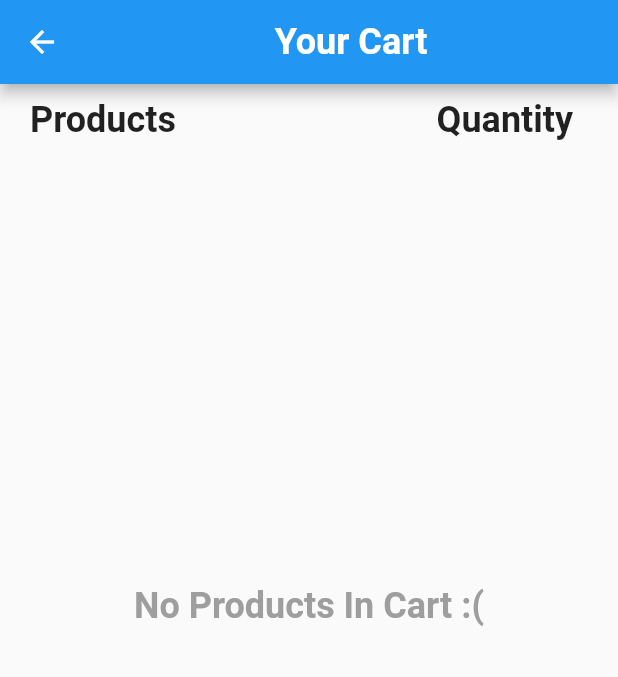
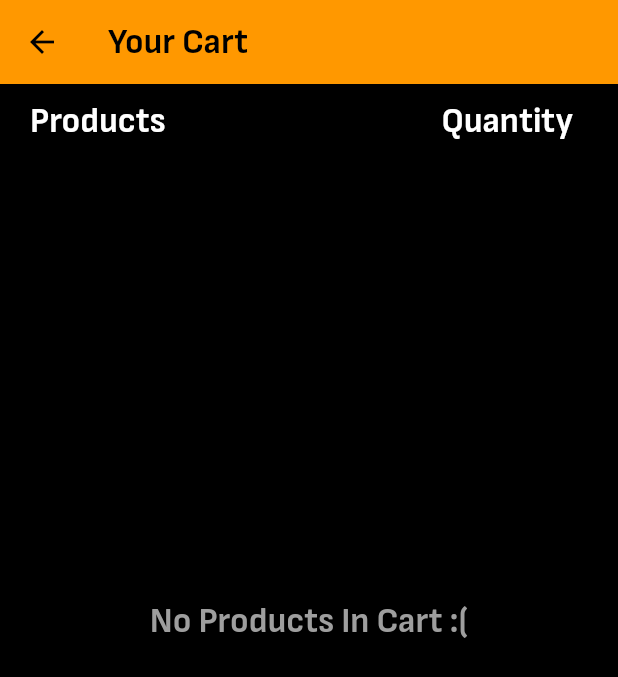
Before and after one commit to ed-henrique/shopping-app-cacc, a Flutter app: the screen it shows after launch, scrolled down 576 dp, after a tap on "Go to Cart", on a phone screen of 412 x 824 dp. Shown: the top 677 px of the screen. Run offline on Flutter 3.47's test engine with Material 2 defaults, Android fonts, the phone set to English and light mode, and no system bars; our stand-ins replace get, qr_flutter; missing offline and left inert: pix_flutter.

Commit message:
Fix cart overflow issues 1
Signed-off-by: Eduardo Henrique <edu.hen.fm@gmail.com>

```diff
--- a/lib/main.dart
+++ b/lib/main.dart
@@ -4,20 +4,23 @@ import 'package:get/get.dart';
 import 'screens/catalog_screen.dart';
 
 void main() {
-  runApp(const GetMaterialApp(home: MyApp()));
-}
-
-class MyApp extends StatelessWidget {
-  const MyApp({super.key});
-
-  @override
-  Widget build(BuildContext context) {
-    return MaterialApp(
+  runApp(
+    GetMaterialApp(
       title: 'CACC Shopping App',
       theme: ThemeData(
-          //fontFamily: 'SofiaSansSemiCondensed',
+        fontFamily: 'SofiaSansSemiCondensed',
+        primarySwatch: Colors.orange,
+        scaffoldBackgroundColor: Colors.black,
+        textTheme: const TextTheme(
+          bodyText2: TextStyle(
+            color: Colors.white,
           ),
+        ).apply(
+          bodyColor: Colors.white,
+          displayColor: Colors.white,
+        ),
+      ),
       home: const CatalogScreen(),
-    );
-  }
+    ),
+  );
 }
--- a/lib/screens/cart_screen.dart
+++ b/lib/screens/cart_screen.dart
@@ -14,8 +14,7 @@ class CartScreen extends StatelessWidget {
   Widget build(BuildContext context) {
     return Scaffold(
       appBar: AppBar(
-        title: const Center(
-          child: Text(
+        title: const Text(
           "Your Cart",
           textAlign: TextAlign.center,
           style: TextStyle(
@@ -24,8 +23,8 @@ class CartScreen extends StatelessWidget {
           ),
         ),
       ),
-      ),
-      body: Column(
+      body: SingleChildScrollView(
+        child: Column(
           mainAxisAlignment: MainAxisAlignment.spaceBetween,
           children: [
             Column(
@@ -64,13 +63,15 @@ class CartScreen extends StatelessWidget {
               children: [
                 CartTotal(),
                 Obx(
-                () =>
-                    (controller.products.isEmpty) ? Container() : OrderDialog(),
+                  () => (controller.products.isEmpty)
+                      ? Container()
+                      : OrderDialog(),
                 ),
               ],
             ),
           ],
         ),
+      ),
     );
   }
 }
--- a/lib/screens/catalog_screen.dart
+++ b/lib/screens/catalog_screen.dart
@@ -2,7 +2,6 @@ import 'package:flutter/material.dart';
 import 'cart_screen.dart';
 import '../widgets/catalog_products.dart';
 import 'package:get/get.dart';
-//import '../widgets/widgets.dart';
 
 class CatalogScreen extends StatelessWidget {
   const CatalogScreen({super.key});
@@ -11,14 +10,12 @@ class CatalogScreen extends StatelessWidget {
   Widget build(BuildContext context) {
     return Scaffold(
       appBar: AppBar(
-        title: const Center(
-          child: Text(
-            "Products",
-            textAlign: TextAlign.center,
-            style: TextStyle(
-              fontWeight: FontWeight.bold,
-              fontSize: 24,
-            ),
+        title: const Text(
+          "Catalog",
+          textAlign: TextAlign.center,
+          style: TextStyle(
+            fontWeight: FontWeight.bold,
+            fontSize: 24,
           ),
         ),
       ),
--- a/lib/widgets/cart_products.dart
+++ b/lib/widgets/cart_products.dart
@@ -12,7 +12,7 @@ class CartProducts extends StatelessWidget {
   Widget build(BuildContext context) {
     return Obx(
       () => SizedBox(
-        height: 600,
+        height: MediaQuery.of(context).size.height * 0.75,
         child: (controller.products.isEmpty)
             ? const Center(
                 child: Text(
@@ -26,6 +26,7 @@ class CartProducts extends StatelessWidget {
               )
             : ListView.builder(
                 itemCount: controller.products.length,
+                shrinkWrap: true,
                 itemBuilder: (BuildContext context, int index) {
                   return CartProductCard(
                     controller: controller,
@@ -82,7 +83,10 @@ class CartProductCard extends StatelessWidget {
             onPressed: () {
               controller.removeProduct(product);
             },
-            icon: const Icon(Icons.remove_circle),
+            icon: const Icon(
+              Icons.remove_circle,
+              color: Colors.white,
+            ),
           ),
           Text(
             quantity.toString(),
@@ -91,7 +95,10 @@ class CartProductCard extends StatelessWidget {
             onPressed: () {
               controller.addProduct(product);
             },
-            icon: const Icon(Icons.add_circle),
+            icon: const Icon(
+              Icons.add_circle,
+              color: Colors.white,
+            ),
           ),
         ],
       ),
--- a/lib/widgets/catalog_products.dart
+++ b/lib/widgets/catalog_products.dart
@@ -37,7 +37,7 @@ class CatalogProductCard extends StatelessWidget {
             children: [
               CircleAvatar(
                 radius: 60,
-                backgroundColor: Colors.blue,
+                backgroundColor: Colors.white,
                 child: CircleAvatar(
                   radius: 55,
                   backgroundImage: AssetImage(
@@ -83,6 +83,7 @@ class CatalogProductCard extends StatelessWidget {
               },
               icon: const Icon(
                 Icons.add_circle,
+                color: Colors.white,
               ))
         ],
       ),
--- a/pubspec.yaml
+++ b/pubspec.yaml
@@ -37,8 +37,6 @@ dependencies:
   # Use with the CupertinoIcons class for iOS style icons.
   cupertino_icons: ^1.0.2
   get: ^4.6.5
-  cloud_firestore: ^4.3.1
-  firebase_core: ^2.4.1
   pix_flutter: ^2.0.5
   qr_flutter: ^4.0.0
 
```
Also changed, not shown: lib/widgets/order_dialog.dart (+12 -4 lines), pubspec.lock, 1 other file. Lines whose indentation alone changed are shown as unchanged.
